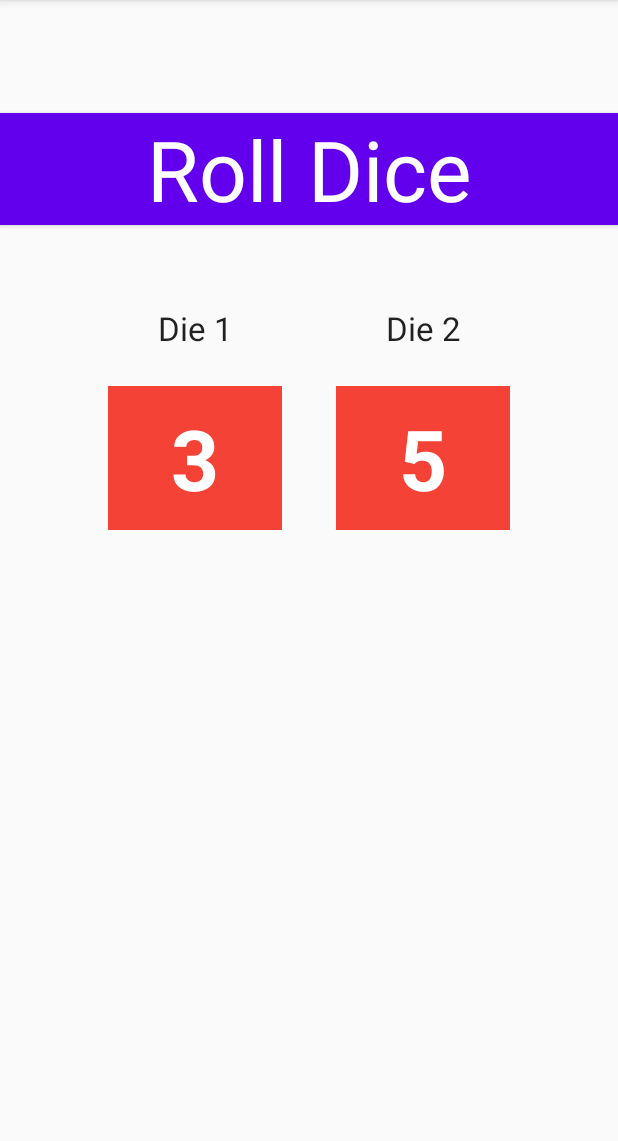
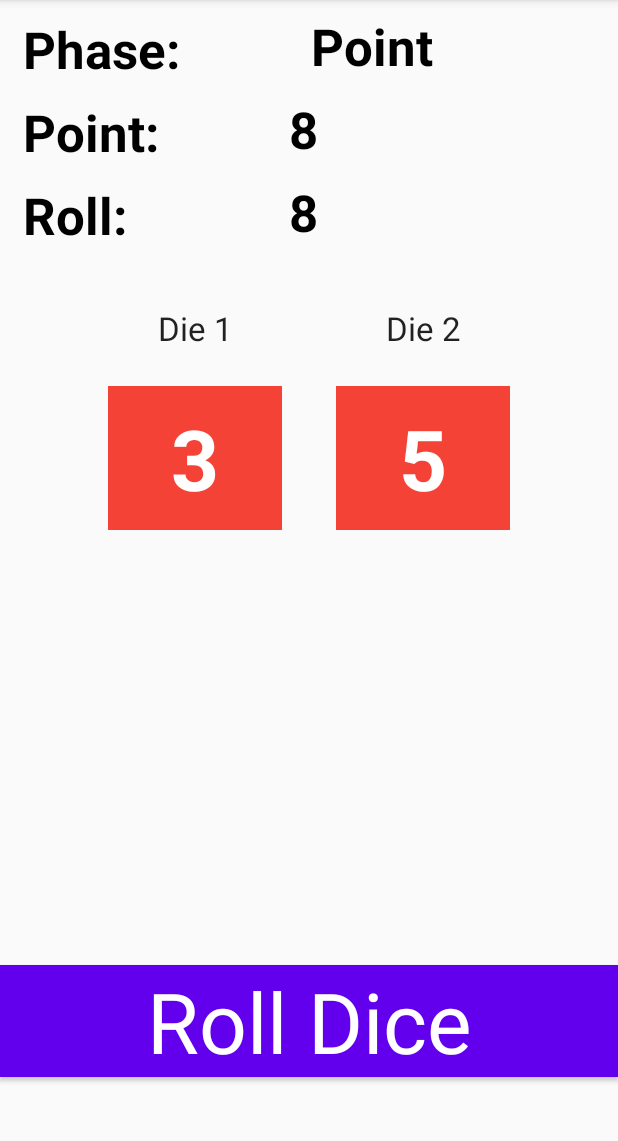
Before and after one commit to indyracer/DiceTest, an Android app: the screen it shows after launch (MainActivity), after a tap on "Roll Dice", on a phone screen of 412 x 824 dp, the part 84-1225 px from its top. Run offline under Robolectric (Android 15) with nearby library versions, the phone set to English and light mode, and no system bars.

Commit message:
Added Phase label and value, fixed saving variables during rotation

```diff
--- a/app/src/main/java/com/example/dicetest/MainActivity.java
+++ b/app/src/main/java/com/example/dicetest/MainActivity.java
@@ -12,8 +12,14 @@ public class MainActivity extends AppCompatActivity {
 
     TextView mShowDie1;
     TextView mShowDie2;
+    TextView mPointValue;
+    TextView mRollValue;
+    TextView mPhaseValue;
+    String mPhase; //Come out or Point
     int mDieResult1; //initial die value
     int mDieResult2; //initial die 2 value
+    int mPoint; //point value once set
+    int mDieTotal; //total of dice, to be used to compare
     int upperBound = 7; //max value for die roll = upperbound - 1
     Random rand = new Random();
 
@@ -23,14 +29,27 @@ public class MainActivity extends AppCompatActivity {
         setContentView(R.layout.activity_main);
         mShowDie1 = findViewById(R.id.dice_1_result);
         mShowDie2 = findViewById(R.id.dice_2_result);
+        mPointValue = findViewById(R.id.point_value);
+        mRollValue = findViewById(R.id.roll_value);
+        mPhaseValue = findViewById(R.id.phase_value);
+
+        mPhaseValue.setText(R.string.roll_value_come_out);
+        mPhase = mPhaseValue.getText().toString();
 
         //restores value if screen rotates
         if(savedInstanceState != null){
             mDieResult1 = savedInstanceState.getInt("die1value");
             mDieResult2 = savedInstanceState.getInt("die2value");
+            mDieTotal = savedInstanceState.getInt("rollValue");
+            mPoint = savedInstanceState.getInt("pointValue");
+            mPhase = savedInstanceState.getString("phaseValue");
 
             mShowDie1.setText(Integer.toString(mDieResult1));
             mShowDie2.setText(Integer.toString((mDieResult2)));
+
+            mPointValue.setText(Integer.toString(mPoint));
+            mRollValue.setText(Integer.toString(mDieTotal));
+            mPhaseValue.setText(mPhase);
         }
 
     }
@@ -50,9 +69,25 @@ public class MainActivity extends AppCompatActivity {
             mDieResult2 = 1;
         }
 
-
         mShowDie1.setText(Integer.toString(mDieResult1));
         mShowDie2.setText(Integer.toString(mDieResult2));
+
+        //show roll value
+        mDieTotal = mDieResult1 + mDieResult2;
+        mRollValue.setText(Integer.toString(mDieTotal));
+
+        //set point
+        mPhase = mPhaseValue.getText().toString();
+        if(mPhase.equals("Come Out Roll")){
+            mPoint = mDieTotal;
+            mPointValue.setText(Integer.toString(mDieTotal));
+            mPhase = "Point";
+            mPhaseValue.setText(mPhase);
+        }
+
+
+
+
     }
 
     @Override
@@ -61,5 +96,10 @@ public class MainActivity extends AppCompatActivity {
 
         outState.putInt("die1value", mDieResult1);
         outState.putInt("die2value", mDieResult2);
+        outState.putInt("pointValue", mPoint);
+        outState.putInt("rollValue", mDieTotal);
+        outState.putString("phaseValue", mPhase);
     }
+
+
 }
--- a/app/src/main/res/layout/activity_main.xml
+++ b/app/src/main/res/layout/activity_main.xml
@@ -64,13 +64,95 @@
         android:id="@+id/roll_die_button"
         android:layout_width="0dp"
         android:layout_height="wrap_content"
-        android:layout_marginTop="75dp"
+        android:layout_marginBottom="50dp"
         android:background="@color/purple_500"
+        android:onClick="rollDie"
         android:text="@string/roll_die_button"
         android:textAppearance="@style/TextAppearance.AppCompat.Display3"
         android:textColor="@color/white"
+        app:layout_constraintBottom_toBottomOf="parent"
         app:layout_constraintEnd_toEndOf="parent"
+        app:layout_constraintHorizontal_bias="1.0"
+        app:layout_constraintStart_toStartOf="parent" />
+
+    <TextView
+        android:id="@+id/point_label"
+        android:layout_width="wrap_content"
+        android:layout_height="wrap_content"
+        android:layout_marginStart="15dp"
+        android:layout_marginTop="10dp"
+        android:text="@string/point_label"
+        android:textAppearance="@style/TextAppearance.AppCompat.Display1"
+        android:textColor="@color/black"
+        android:textStyle="bold"
         app:layout_constraintStart_toStartOf="parent"
-        app:layout_constraintTop_toTopOf="parent"
-        android:onClick="rollDie"/>
+        app:layout_constraintTop_toBottomOf="@+id/phase_label" />
+
+    <TextView
+        android:id="@+id/point_value"
+        android:layout_width="wrap_content"
+        android:layout_height="wrap_content"
+        android:layout_marginTop="10dp"
+        android:layout_marginEnd="200dp"
+        android:text="@string/die_starting_value"
+        android:textAppearance="@style/TextAppearance.AppCompat.Display1"
+        android:textColor="@color/black"
+        android:textStyle="bold"
+        app:layout_constraintEnd_toEndOf="parent"
+        app:layout_constraintTop_toBottomOf="@+id/phase_value" />
+
+    <TextView
+        android:id="@+id/phase_value"
+        android:layout_width="wrap_content"
+        android:layout_height="wrap_content"
+        android:layout_marginStart="20dp"
+        android:layout_marginTop="8dp"
+        android:layout_marginEnd="56dp"
+        android:text="@string/roll_value_come_out"
+        android:textAppearance="@style/TextAppearance.AppCompat.Display1"
+        android:textColor="@color/black"
+        android:textStyle="bold"
+        app:layout_constraintEnd_toEndOf="parent"
+        app:layout_constraintStart_toEndOf="@+id/phase_label"
+        app:layout_constraintTop_toTopOf="parent" />
+
+    <TextView
+        android:id="@+id/roll_value"
+        android:layout_width="wrap_content"
+        android:layout_height="wrap_content"
+        android:layout_marginTop="10dp"
+        android:layout_marginEnd="200dp"
+        android:text="@string/die_starting_value"
+        android:textAppearance="@style/TextAppearance.AppCompat.Display1"
+        android:textColor="@color/black"
+        android:textStyle="bold"
+        app:layout_constraintEnd_toEndOf="parent"
+        app:layout_constraintTop_toBottomOf="@+id/point_value" />
+
+    <TextView
+        android:id="@+id/roll_label"
+        android:layout_width="wrap_content"
+        android:layout_height="wrap_content"
+        android:layout_marginStart="15dp"
+        android:layout_marginTop="10dp"
+        android:text="@string/roll_label"
+        android:textAppearance="@style/TextAppearance.AppCompat.Display1"
+        android:textColor="@color/black"
+        android:textStyle="bold"
+        app:layout_constraintStart_toStartOf="parent"
+        app:layout_constraintTop_toBottomOf="@+id/point_label" />
+
+    <TextView
+        android:id="@+id/phase_label"
+        android:layout_width="wrap_content"
+        android:layout_height="wrap_content"
+        android:layout_marginStart="15dp"
+        android:layout_marginTop="10dp"
+        android:text="Phase:"
+        android:textAppearance="@style/TextAppearance.AppCompat.Display1"
+        android:textColor="@color/black"
+        android:textStyle="bold"
+        app:layout_constraintStart_toStartOf="parent"
+        app:layout_constraintTop_toTopOf="parent" />
+
 </android.support.constraint.ConstraintLayout>
--- a/app/src/main/res/values/strings.xml
+++ b/app/src/main/res/values/strings.xml
@@ -2,6 +2,9 @@
     <string name="app_name">Dice Test</string>
     <string name="die_1_label_text">Die 1</string>
     <string name="die_2_label_text">Die 2</string>
-    <string name="die_starting_value">1</string>
+    <string name="die_starting_value">0</string>
     <string name="roll_die_button">Roll Dice</string>
+    <string name="point_label">Point:</string>
+    <string name="roll_label">Roll:</string>
+    <string name="roll_value_come_out">Come Out Roll</string>
 </resources>
```
